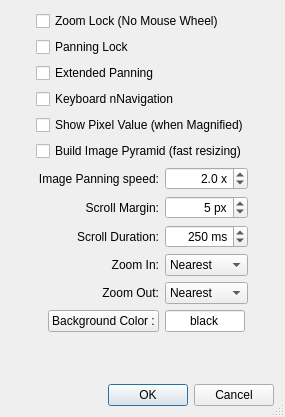
This is src/qt/MatView/MatViewSettingsDlg.ui in whpark/gtl as Qt 5 draws it before an edit. The edited form follows.
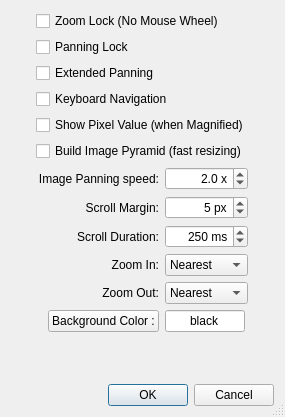
This is the edited form.

What changed in the file:
```diff
--- a/src/qt/MatView/MatViewSettingsDlg.ui
+++ b/src/qt/MatView/MatViewSettingsDlg.ui
@@ -70,7 +70,7 @@
        <item>
         <widget class="QCheckBox" name="chkKeyboardNavigation">
          <property name="text">
-          <string>Keyboard nNavigation</string>
+          <string>Keyboard Navigation</string>
          </property>
         </widget>
        </item>
```
